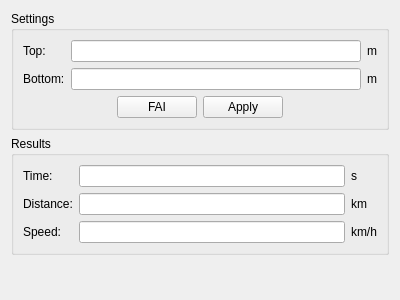
The window that src/wingsuitview.ui (flysight/flysight-viewer-qt) describes before a commit, drawn with Qt 5.
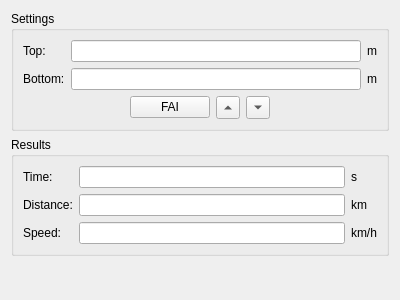
The same window after the commit.

Commit message: Add up/down arrows and remove Apply button

The edit to the form file:
```diff
--- a/src/wingsuitview.ui
+++ b/src/wingsuitview.ui
@@ -81,15 +81,22 @@
          </widget>
         </item>
         <item>
-         <widget class="QPushButton" name="applyButton">
+         <widget class="QToolButton" name="upButton">
           <property name="text">
-           <string>Apply</string>
+           <string>...</string>
           </property>
-          <property name="autoDefault">
-           <bool>false</bool>
+          <property name="arrowType">
+           <enum>Qt::UpArrow</enum>
           </property>
-          <property name="default">
-           <bool>false</bool>
+         </widget>
+        </item>
+        <item>
+         <widget class="QToolButton" name="downButton">
+          <property name="text">
+           <string>...</string>
+          </property>
+          <property name="arrowType">
+           <enum>Qt::DownArrow</enum>
           </property>
          </widget>
         </item>
```
Left out of the diff: 35 changed lines with no effect on the pictures. The commit also changes 2 other files.
